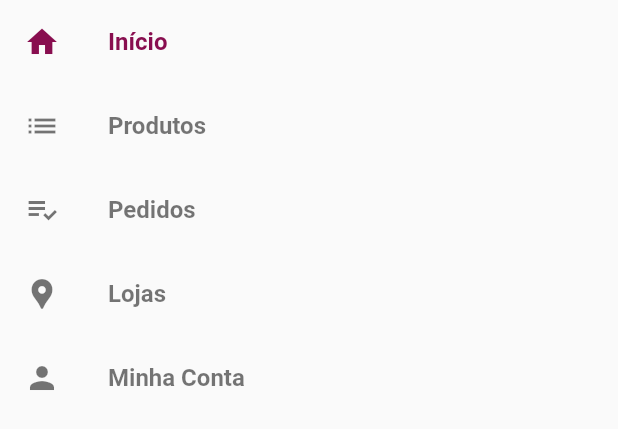
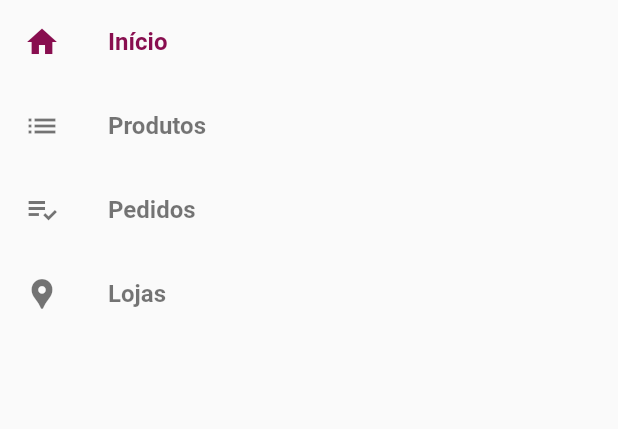
Before and after one commit to rafael-ferreira3/aps_mobile, a Flutter app: the PageSection widget shown alone on an empty page, opened directly, on a phone screen of 412 x 824 dp. Shown: the top 429 px of the screen. Run offline on Flutter 3.47's test engine with Material 2 defaults, Android fonts, the phone set to English and light mode, and no system bars; our stand-ins replace brasil_fields, flutter_mobx, get_it, mobx; accounts and stored records are empty; generated files the repository leaves out were written again; network calls fail.

Commit message:
Removida tela Minha Conta

```diff
--- a/lib/view/custom_drawer/page_scetion.dart
+++ b/lib/view/custom_drawer/page_scetion.dart
@@ -46,14 +46,14 @@ class PageSection extends StatelessWidget {
           },
           highlighted: pageStore.page == LOJAS_PAGE,
         ),
-        PageTile(
+        /*PageTile(
           label: MINHA_CONTA_LABEL,
           iconData: MINHA_CONTA_ICON,
           onTap: () {
             //pageStore.setPage(MINHA_CONTA_PAGE);
           },
           highlighted: pageStore.page == MINHA_CONTA_PAGE,
-        ),
+        ),*/
       ],
     );
   }
```
